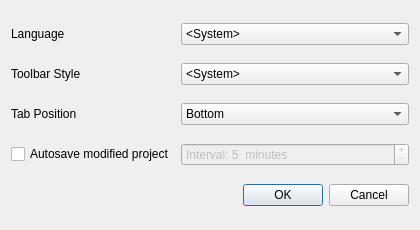
The window that gui/optionsdialog.ui (librehat/caiga) describes before a commit, drawn with Qt 5.
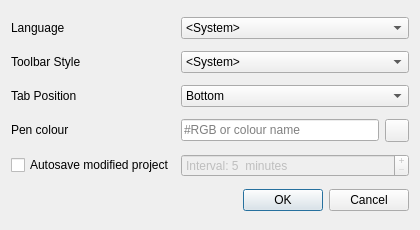
The same window after the commit.

```diff
--- a/gui/optionsdialog.ui
+++ b/gui/optionsdialog.ui
@@ -51,7 +51,95 @@
      </property>
     </widget>
    </item>
-   <item row="1" column="1">
+   <item row="3" column="0">
+    <widget class="QLabel" name="penColourLabel">
+     <property name="sizePolicy">
+      <sizepolicy hsizetype="Preferred" vsizetype="Fixed">
+       <horstretch>0</horstretch>
+       <verstretch>0</verstretch>
+      </sizepolicy>
+     </property>
+     <property name="text">
+      <string>Pen colour</string>
+     </property>
+    </widget>
+   </item>
+   <item row="2" column="0">
+    <widget class="QLabel" name="tabPositionLabel">
+     <property name="sizePolicy">
+      <sizepolicy hsizetype="Preferred" vsizetype="Fixed">
+       <horstretch>0</horstretch>
+       <verstretch>0</verstretch>
+      </sizepolicy>
+     </property>
+     <property name="text">
+      <string>Tab Position</string>
+     </property>
+    </widget>
+   </item>
+   <item row="4" column="0">
+    <widget class="QCheckBox" name="autosave">
+     <property name="sizePolicy">
+      <sizepolicy hsizetype="Preferred" vsizetype="Fixed">
+       <horstretch>0</horstretch>
+       <verstretch>0</verstretch>
+      </sizepolicy>
+     </property>
+     <property name="text">
+      <string>Autosave modified project</string>
+     </property>
+    </widget>
+   </item>
+   <item row="1" column="0">
+    <widget class="QLabel" name="toolbarStyleLabel">
+     <property name="sizePolicy">
+      <sizepolicy hsizetype="Preferred" vsizetype="Fixed">
+       <horstretch>0</horstretch>
+       <verstretch>0</verstretch>
+      </sizepolicy>
+     </property>
+     <property name="text">
+      <string>Toolbar Style</string>
+     </property>
+    </widget>
+   </item>
+   <item row="3" column="2">
+    <widget class="QToolButton" name="penColourToolButton"/>
+   </item>
+   <item row="2" column="1" colspan="2">
+    <widget class="QComboBox" name="tabPositionBox">
+     <property name="sizePolicy">
+      <sizepolicy hsizetype="Minimum" vsizetype="Fixed">
+       <horstretch>0</horstretch>
+       <verstretch>0</verstretch>
+      </sizepolicy>
+     </property>
+     <property name="currentIndex">
+      <number>1</number>
+     </property>
+     <item>
+      <property name="text">
+       <string>Top</string>
+      </property>
+     </item>
+     <item>
+      <property name="text">
+       <string>Bottom</string>
+      </property>
+     </item>
+     <item>
+      <property name="text">
+       <string>Left</string>
+      </property>
+     </item>
+     <item>
+      <property name="text">
+       <string>Right</string>
+      </property>
+     </item>
+    </widget>
+   </item>
+   <item row="1" column="1" colspan="2">
     <widget class="QComboBox" name="toolbarStyleBox">
      <property name="sizePolicy">
       <sizepolicy hsizetype="Minimum" vsizetype="Fixed">
@@ -84,7 +172,7 @@
      </item>
     </widget>
    </item>
-   <item row="0" column="1">
+   <item row="0" column="1" colspan="2">
     <widget class="QComboBox" name="languageBox">
      <property name="sizePolicy">
       <sizepolicy hsizetype="Minimum" vsizetype="Fixed">
@@ -120,30 +208,7 @@
      </item>
     </widget>
    </item>
-   <item row="3" column="0">
-    <widget class="QCheckBox" name="autosave">
-     <property name="sizePolicy">
-      <sizepolicy hsizetype="Preferred" vsizetype="Fixed">
-       <horstretch>0</horstretch>
-       <verstretch>0</verstretch>
-      </sizepolicy>
-     </property>
-     <property name="text">
-      <string>Autosave modified project</string>
-     </property>
-    </widget>
-   </item>
-   <item row="4" column="1">
-    <widget class="QDialogButtonBox" name="buttonBox">
-     <property name="orientation">
-      <enum>Qt::Horizontal</enum>
-     </property>
-     <property name="standardButtons">
-      <set>QDialogButtonBox::Cancel|QDialogButtonBox::Ok</set>
-     </property>
-    </widget>
-   </item>
-   <item row="3" column="1">
+   <item row="4" column="1" colspan="2">
     <widget class="QSpinBox" name="autosaveInterval">
      <property name="enabled">
       <bool>false</bool>
@@ -168,50 +233,20 @@
      </property>
     </widget>
    </item>
-   <item row="1" column="0">
-    <widget class="QLabel" name="toolbarStyleLabel">
-     <property name="sizePolicy">
-      <sizepolicy hsizetype="Preferred" vsizetype="Fixed">
-       <horstretch>0</horstretch>
-       <verstretch>0</verstretch>
-      </sizepolicy>
+   <item row="5" column="1" colspan="2">
+    <widget class="QDialogButtonBox" name="buttonBox">
+     <property name="orientation">
+      <enum>Qt::Horizontal</enum>
      </property>
-     <property name="text">
-      <string>Toolbar Style</string>
+     <property name="standardButtons">
+      <set>QDialogButtonBox::Cancel|QDialogButtonBox::Ok</set>
      </property>
     </widget>
    </item>
-   <item row="2" column="1">
-    <widget class="QComboBox" name="tabPositionBox">
-     <property name="currentIndex">
-      <number>1</number>
-     </property>
-     <item>
-      <property name="text">
-       <string>Top</string>
-      </property>
-     </item>
-     <item>
-      <property name="text">
-       <string>Bottom</string>
-      </property>
-     </item>
-     <item>
-      <property name="text">
-       <string>Left</string>
-      </property>
-     </item>
-     <item>
-      <property name="text">
-       <string>Right</string>
-      </property>
-     </item>
-    </widget>
-   </item>
-   <item row="2" column="0">
-    <widget class="QLabel" name="tabPositionLabel">
-     <property name="text">
-      <string>Tab Position</string>
+   <item row="3" column="1">
+    <widget class="QLineEdit" name="penColourEdit">
+     <property name="placeholderText">
+      <string>#RGB or colour name</string>
      </property>
     </widget>
    </item>
```
